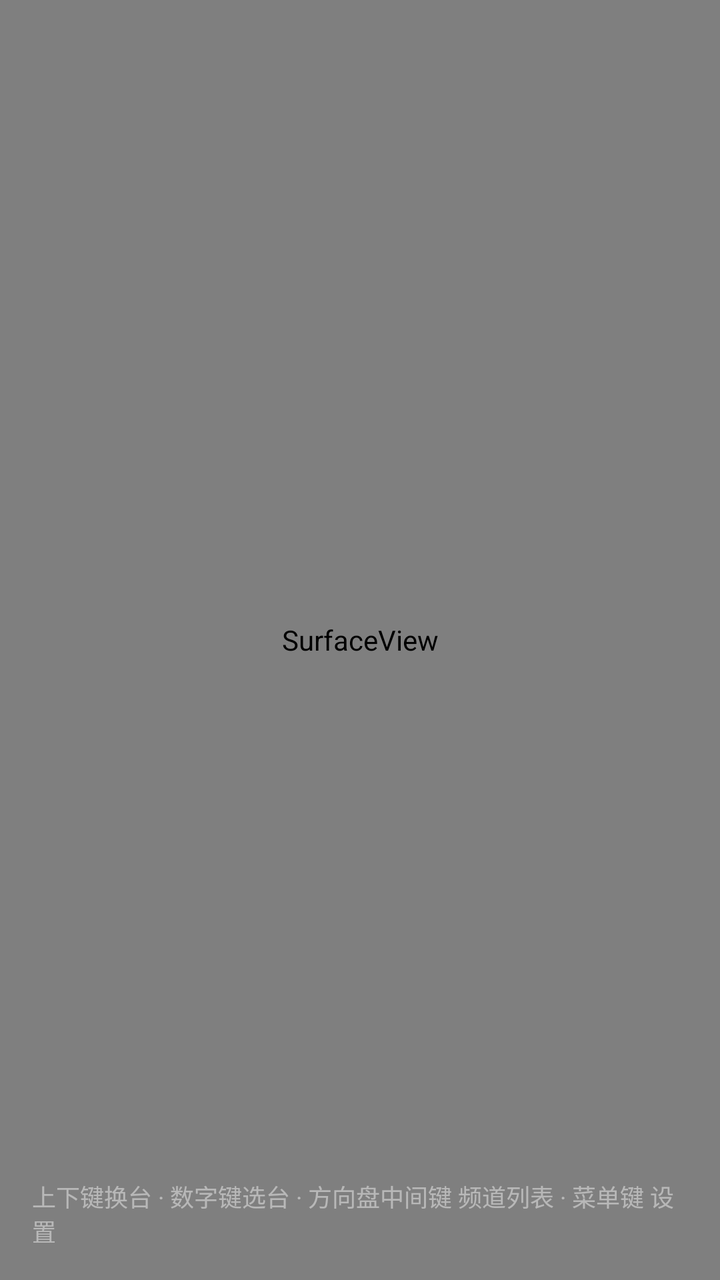
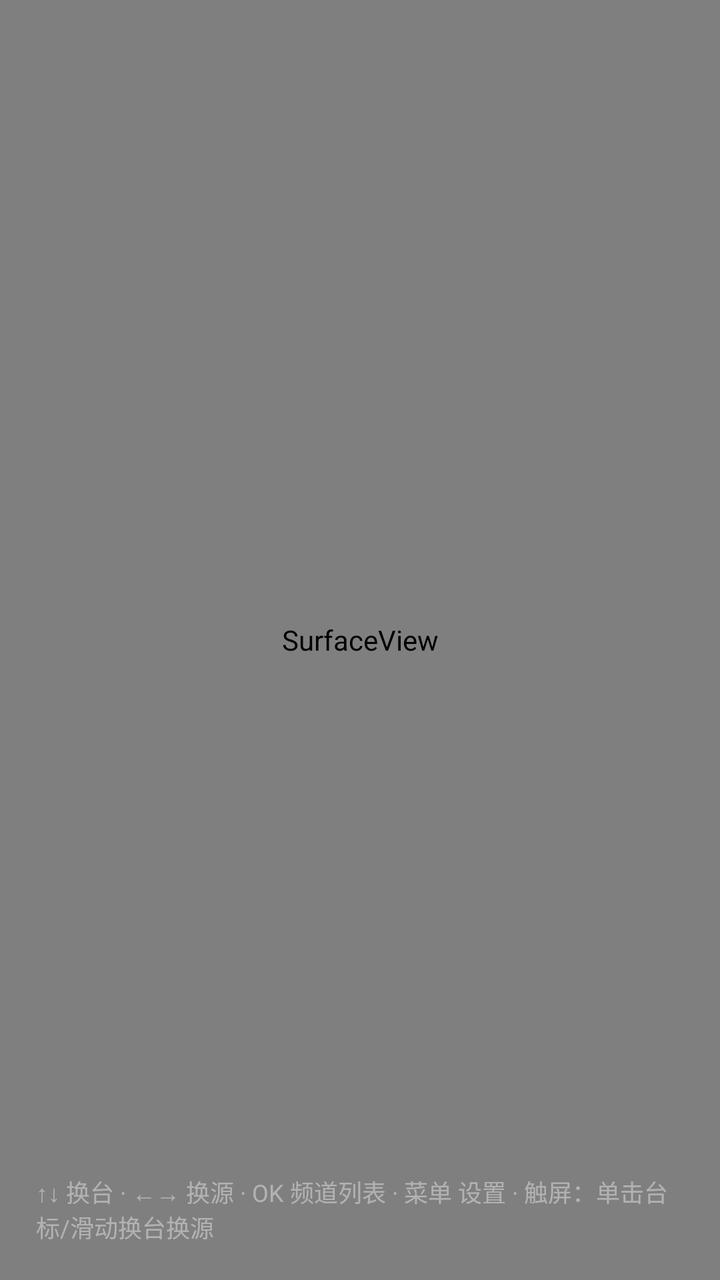

Before-and-after screenshots of an Android layout around one commit, followed by the original layout XML and the change that was made.
<!-- AndroidManifest.xml: application theme AppTheme -->
<!-- res/layout/activity_main.xml -->
<?xml version="1.0" encoding="utf-8"?>
<FrameLayout xmlns:android="http://schemas.android.com/apk/res/android"
    android:layout_width="match_parent"
    android:layout_height="match_parent"
    android:background="@color/bg">

    <SurfaceView
        android:id="@+id/surface"
        android:layout_width="match_parent"
        android:layout_height="match_parent" />

    
    <LinearLayout
        android:id="@+id/statePanel"
        android:layout_width="match_parent"
        android:layout_height="match_parent"
        android:gravity="center"
        android:orientation="vertical"
        android:padding="48dp">

        <TextView
            android:id="@+id/stateText"
            android:layout_width="wrap_content"
            android:layout_height="wrap_content"
            android:gravity="center"
            android:lineSpacingExtra="6dp"
            android:textColor="@color/text_secondary"
            android:textSize="18sp" />
    </LinearLayout>

    
    <LinearLayout
        android:id="@+id/osdPanel"
        android:layout_width="wrap_content"
        android:layout_height="wrap_content"
        android:layout_gravity="top|start"
        android:layout_margin="24dp"
        android:background="@drawable/bg_osd"
        android:gravity="center_vertical"
        android:orientation="horizontal"
        android:paddingStart="18dp"
        android:paddingTop="12dp"
        android:paddingEnd="22dp"
        android:paddingBottom="12dp"
        android:visibility="gone">

        <TextView
            android:id="@+id/osdNumber"
            android:layout_width="wrap_content"
            android:layout_height="wrap_content"
            android:layout_marginEnd="14dp"
            android:textColor="@color/accent"
            android:textSize="30sp"
            android:textStyle="bold" />

        <LinearLayout
            android:layout_width="wrap_content"
            android:layout_height="wrap_content"
            android:orientation="vertical">

            <TextView
                android:id="@+id/osdName"
                android:layout_width="wrap_content"
                android:layout_height="wrap_content"
                android:textColor="@color/text_primary"
                android:textSize="20sp"
                android:textStyle="bold" />

            <TextView
                android:id="@+id/osdUrl"
                android:layout_width="wrap_content"
                android:layout_height="wrap_content"
                android:layout_marginTop="2dp"
                android:ellipsize="middle"
                android:maxLines="1"
                android:textColor="@color/text_secondary"
                android:textSize="12sp" />
        </LinearLayout>
    </LinearLayout>

    
    <TextView
        android:id="@+id/toastText"
        android:layout_width="wrap_content"
        android:layout_height="wrap_content"
        android:layout_gravity="center_horizontal|bottom"
        android:layout_marginBottom="72dp"
        android:background="@drawable/bg_osd"
        android:paddingStart="20dp"
        android:paddingTop="12dp"
        android:paddingEnd="20dp"
        android:paddingBottom="12dp"
        android:textColor="@color/text_primary"
        android:textSize="16sp"
        android:visibility="gone" />

    
    <TextView
        android:id="@+id/keyHint"
        android:layout_width="wrap_content"
        android:layout_height="wrap_content"
        android:layout_gravity="bottom|start"
        android:layout_margin="16dp"
        android:alpha="0.45"
        android:text="@string/key_hint"
        android:textColor="@color/text_primary"
        android:textSize="12sp" />
</FrameLayout>
<!-- resources referenced by this layout -->
<resources>
  <color name="bg">#FF0B0F14</color>
  <!-- drawable bg_osd (drawable) -->
  <?xml version="1.0" encoding="utf-8"?>
  <shape xmlns:android="http://schemas.android.com/apk/res/android"
      android:shape="rectangle">
      <solid android:color="@color/osd_bg" />
      <corners android:radius="8dp" />
  </shape>
  <string name="key_hint">上下键换台 · 数字键选台 · 方向盘中间键 频道列表 · 菜单键 设置</string>
  <style name="AppTheme" parent="@android:style/Theme.DeviceDefault.NoActionBar.Fullscreen">
          <item name="android:windowBackground">@color/bg</item>
          <item name="android:windowNoTitle">true</item>
      </style>
  <color name="osd_bg">#CC000000</color>
  <!-- unchanged entries left out for length: 3 -->
</resources>

<!-- the commit's change to res/layout/activity_main.xml (unified diff, before → after) -->
@@ -4,29 +4,20 @@
     android:layout_height="match_parent"
     android:background="@color/bg">
 
+    
     <SurfaceView
         android:id="@+id/surface"
         android:layout_width="match_parent"
         android:layout_height="match_parent" />
 
     
-    <LinearLayout
-        android:id="@+id/statePanel"
+    <View
+        android:id="@+id/touchLayer"
         android:layout_width="match_parent"
         android:layout_height="match_parent"
-        android:gravity="center"
-        android:orientation="vertical"
-        android:padding="48dp">
-
-        <TextView
-            android:id="@+id/stateText"
-            android:layout_width="wrap_content"
-            android:layout_height="wrap_content"
-            android:gravity="center"
-            android:lineSpacingExtra="6dp"
-            android:textColor="@color/text_secondary"
-            android:textSize="18sp" />
-    </LinearLayout>
+        android:clickable="true"
+        android:focusable="true"
+        android:background="@android:color/transparent" />
 
     
     <LinearLayout
@@ -38,44 +29,161 @@
         android:background="@drawable/bg_osd"
         android:gravity="center_vertical"
         android:orientation="horizontal"
-        android:paddingStart="18dp"
-        android:paddingTop="12dp"
-        android:paddingEnd="22dp"
-        android:paddingBottom="12dp"
+        android:paddingStart="16dp"
+        android:paddingTop="14dp"
+        android:paddingEnd="26dp"
+        android:paddingBottom="14dp"
         android:visibility="gone">
 
         <TextView
             android:id="@+id/osdNumber"
             android:layout_width="wrap_content"
             android:layout_height="wrap_content"
-            android:layout_marginEnd="14dp"
-            android:textColor="@color/accent"
-            android:textSize="30sp"
-            android:textStyle="bold" />
+            android:layout_marginEnd="16dp"
+            android:background="@drawable/bg_channel_num"
+            android:gravity="center"
+            android:minWidth="56dp"
+            android:paddingStart="10dp"
+            android:paddingTop="6dp"
+            android:paddingEnd="10dp"
+            android:paddingBottom="6dp"
+            style="@style/OsdNumber" />
 
         <LinearLayout
             android:layout_width="wrap_content"
             android:layout_height="wrap_content"
             android:orientation="vertical">
 
-            <TextView
-                android:id="@+id/osdName"
+            <LinearLayout
                 android:layout_width="wrap_content"
                 android:layout_height="wrap_content"
-                android:textColor="@color/text_primary"
-                android:textSize="20sp"
-                android:textStyle="bold" />
+                android:gravity="center_vertical"
+                android:orientation="horizontal">
+
+                <TextView
+                    android:id="@+id/osdName"
+                    android:layout_width="wrap_content"
+                    android:layout_height="wrap_content"
+                    style="@style/OsdName" />
+
+                <TextView
+                    android:id="@+id/osdGroup"
+                    android:layout_width="wrap_content"
+                    android:layout_height="wrap_content"
+                    android:layout_marginStart="12dp"
+                    android:background="@drawable/bg_group_header"
+                    android:paddingStart="10dp"
+                    android:paddingTop="3dp"
+                    android:paddingEnd="10dp"
+                    android:paddingBottom="3dp"
+                    style="@style/OsdGroup" />
+
+                
+                <LinearLayout
+                    android:layout_width="wrap_content"
+                    android:layout_height="wrap_content"
+                    android:layout_marginStart="20dp"
+                    android:gravity="center_vertical"
+                    android:orientation="horizontal">
+
+                    <TextView
+                        android:id="@+id/infoResolution"
+                        android:layout_width="wrap_content"
+                        android:layout_height="wrap_content"
+                        android:layout_marginEnd="12dp"
+                        android:background="@drawable/bg_group_header"
+                        android:paddingStart="10dp"
+                        android:paddingTop="3dp"
+                        android:paddingEnd="10dp"
+                        android:paddingBottom="3dp"
+                        android:textColor="@color/text_secondary"
+                        android:textSize="12sp" />
+
+                    <TextView
+                        android:id="@+id/clockText"
+                        android:layout_width="wrap_content"
+                        android:layout_height="wrap_content"
+                        style="@style/ClockText" />
+                </LinearLayout>
+            </LinearLayout>
 
             <TextView
                 android:id="@+id/osdUrl"
                 android:layout_width="wrap_content"
                 android:layout_height="wrap_content"
-                android:layout_marginTop="2dp"
-                android:ellipsize="middle"
-                android:maxLines="1"
-                android:textColor="@color/text_secondary"
-                android:textSize="12sp" />
+                android:layout_marginTop="5dp"
+                style="@style/OsdUrl" />
         </LinearLayout>
+    </LinearLayout>
+
+    
+    <LinearLayout
+        android:id="@+id/statePanel"
+        android:layout_width="match_parent"
+        android:layout_height="match_parent"
+        android:background="@color/bg"
+        android:clickable="false"
+        android:focusable="false"
+        android:gravity="center"
+        android:orientation="vertical"
+        android:padding="48dp"
+        android:visibility="gone">
+
+        <ProgressBar
+            android:id="@+id/stateSpinner"
+            android:layout_width="56dp"
+            android:layout_height="56dp"
+            android:indeterminate="true"
+            android:indeterminateTint="@color/accent" />
+
+        <TextView
+            android:id="@+id/stateText"
+            android:layout_width="wrap_content"
+            android:layout_height="wrap_content"
+            android:layout_marginTop="24dp"
+            style="@style/StateText" />
+    </LinearLayout>
+
+    
+    <LinearLayout
+        android:id="@+id/volumePanel"
+        android:layout_width="wrap_content"
+        android:layout_height="wrap_content"
+        android:layout_gravity="center_horizontal|bottom"
+        android:layout_marginBottom="44dp"
+        android:background="@drawable/bg_osd"
+        android:gravity="center_vertical"
+        android:orientation="horizontal"
+        android:paddingStart="18dp"
+        android:paddingTop="10dp"
+        android:paddingEnd="18dp"
+        android:paddingBottom="10dp"
+        android:visibility="gone">
+
+        <TextView
+            android:layout_width="wrap_content"
+            android:layout_height="wrap_content"
+            android:text="音量"
+            android:textColor="@color/text_secondary"
+            android:textSize="14sp" />
+
+        <ProgressBar
+            android:id="@+id/volumeBar"
+            style="@android:style/Widget.ProgressBar.Horizontal"
+            android:layout_width="220dp"
+            android:layout_height="wrap_content"
+            android:layout_marginStart="14dp"
+            android:layout_marginEnd="14dp"
+            android:max="100"
+            android:progressDrawable="@drawable/selector_volume" />
+
+        <TextView
+            android:id="@+id/volumeText"
+            android:layout_width="wrap_content"
+            android:layout_height="wrap_content"
+            android:textColor="@color/accent"
+            android:textSize="15sp"
+            android:textStyle="bold" />
     </LinearLayout>
 
     
@@ -84,14 +192,13 @@
         android:layout_width="wrap_content"
         android:layout_height="wrap_content"
         android:layout_gravity="center_horizontal|bottom"
-        android:layout_marginBottom="72dp"
+        android:layout_marginBottom="36dp"
         android:background="@drawable/bg_osd"
-        android:paddingStart="20dp"
+        android:paddingStart="22dp"
         android:paddingTop="12dp"
-        android:paddingEnd="20dp"
+        android:paddingEnd="22dp"
         android:paddingBottom="12dp"
-        android:textColor="@color/text_primary"
-        android:textSize="16sp"
+        style="@style/ToastText"
         android:visibility="gone" />
 
     
@@ -99,10 +206,215 @@
         android:id="@+id/keyHint"
         android:layout_width="wrap_content"
         android:layout_height="wrap_content"
-        android:layout_gravity="bottom|start"
-        android:layout_margin="16dp"
-        android:alpha="0.45"
+        android:layout_gravity="bottom|end"
+        android:layout_margin="18dp"
+        android:clickable="false"
+        android:focusable="false"
         android:text="@string/key_hint"
-        android:textColor="@color/text_primary"
-        android:textSize="12sp" />
+        style="@style/KeyHint" />
+
+    
+    <RelativeLayout
+        android:id="@+id/channelPanel"
+        android:layout_width="match_parent"
+        android:layout_height="match_parent"
+        android:background="@color/scrim"
+        android:visibility="gone">
+
+        
+        <LinearLayout
+            android:id="@+id/channelPanelContent"
+            android:layout_width="660dp"
+            android:layout_height="match_parent"
+            android:layout_alignParentStart="true"
+            android:background="@drawable/bg_panel"
+            android:clickable="true"
+            android:focusable="true"
+            android:orientation="vertical">
+
+            
+            <LinearLayout
+                android:id="@+id/channelPanelHeader"
+                android:layout_width="match_parent"
+                android:layout_height="64dp"
+                android:background="@color/group_header_bg"
+                android:gravity="center_vertical"
+                android:orientation="horizontal"
+                android:paddingStart="24dp"
+                android:paddingEnd="24dp">
+
+                <TextView
+                    android:id="@+id/channelPanelTitle"
+                    android:layout_width="0dp"
+                    android:layout_height="wrap_content"
+                    android:layout_weight="1"
+                    android:text="@string/channel_list_title"
+                    android:textColor="@color/text_primary"
+                    android:textSize="18sp"
+                    android:textStyle="bold" />
+
+                <TextView
+                    android:id="@+id/channelCount"
+                    android:layout_width="wrap_content"
+                    android:layout_height="wrap_content"
+                    android:textColor="@color/text_tertiary"
+                    android:textSize="14sp" />
+            </LinearLayout>
+
+            
+            <LinearLayout
+                android:layout_width="match_parent"
+                android:layout_height="0dp"
+                android:layout_weight="1"
+                android:orientation="horizontal">
+
+                
+                <LinearLayout
+                    android:id="@+id/categoryColumn"
+                    android:layout_width="230dp"
+                    android:layout_height="match_parent"
+                    android:background="@color/panel_bg"
+                    android:orientation="vertical">
+
+                    <TextView
+                        android:id="@+id/categoryHeader"
+                        android:layout_width="match_parent"
+                        android:layout_height="wrap_content"
+                        android:background="@color/group_header_bg"
+                        android:paddingStart="18dp"
+                        android:paddingTop="10dp"
+                        android:paddingEnd="18dp"
+                        android:paddingBottom="10dp"
+                        android:text="@string/category_title"
+                        android:textColor="@color/group_header_fg"
+                        android:textSize="13sp"
+                        android:textStyle="bold" />
+
+                    <ListView
+                        android:id="@+id/categoryList"
+                        android:layout_width="match_parent"
+                        android:layout_height="0dp"
+                        android:layout_weight="1"
+                        android:divider="@color/item_divider"
+                        android:dividerHeight="1dp"
+                        android:listSelector="@android:color/transparent"
+                        android:overScrollMode="never"
+                        android:scrollbars="none" />
+                </LinearLayout>
+
+                
+                <View
+                    android:layout_width="2dp"
+                    android:layout_height="match_parent"
+                    android:background="@color/panel_border" />
+
+                
+                <LinearLayout
+                    android:layout_width="0dp"
+                    android:layout_height="match_parent"
+                    android:layout_weight="1"
+                    android:orientation="vertical">
+
+                    <TextView
+                        android:id="@+id/categoryCurrent"
+                        android:layout_width="match_parent"
+                        android:layout_height="wrap_content"
+                        android:background="@color/group_header_bg"
+                        android:paddingStart="18dp"
+                        android:paddingTop="10dp"
+                        android:paddingEnd="18dp"
+                        android:paddingBottom="10dp"
+                        android:textColor="@color/group_header_fg"
+                        android:textSize="13sp"
+                        android:textStyle="bold" />
+
+                    <ListView
+                        android:id="@+id/channelList"
+                        android:layout_width="match_parent"
+                        android:layout_height="0dp"
+                        android:layout_weight="1"
+                        android:divider="@color/item_divider"
+                        android:dividerHeight="1dp"
+                        android:listSelector="@android:color/transparent"
+                        android:overScrollMode="never"
+                        android:scrollbars="none" />
+                </LinearLayout>
+            </LinearLayout>
+        </LinearLayout>
+    </RelativeLayout>
+
+    
+    <RelativeLayout
+        android:id="@+id/settingsPanel"
+        android:layout_width="match_parent"
+        android:layout_height="match_parent"
+        android:background="@color/scrim"
+        android:visibility="gone">
+
+        <LinearLayout
+            android:id="@+id/settingsPanelContent"
+            android:layout_width="420dp"
+            android:layout_height="match_parent"
+            android:layout_alignParentEnd="true"
+            android:background="@drawable/bg_panel"
+            android:clickable="true"
+            android:focusable="true"
+            android:orientation="vertical">
+
+            
+            <LinearLayout
+                android:id="@+id/settingsPanelHeader"
+                android:layout_width="match_parent"
+                android:layout_height="64dp"
+                android:background="@color/group_header_bg"
+                android:gravity="center_vertical"
+                android:orientation="horizontal"
+                android:paddingStart="24dp"
+                android:paddingEnd="24dp">
+
+                <View
+                    android:layout_width="10dp"
+                    android:layout_height="10dp"
+                    android:background="@drawable/bg_accent_dot" />
+
+                <TextView
+                    android:id="@+id/settingsTitleText"
+                    android:layout_width="wrap_content"
+                    android:layout_height="wrap_content"
+                    android:layout_marginStart="10dp"
+                    android:text="@string/settings_title"
+                    android:textColor="@color/text_primary"
+                    android:textSize="18sp"
+                    android:textStyle="bold" />
+            </LinearLayout>
+
+            
+            <ListView
+                android:id="@+id/settingsList"
+                android:layout_width="match_parent"
+                android:layout_height="0dp"
+                android:layout_weight="1"
+                android:divider="@color/item_divider"
+                android:dividerHeight="1dp"
+                android:listSelector="@android:color/transparent"
+                android:overScrollMode="never"
+                android:scrollbars="none" />
+
+            
+            <FrameLayout
+                android:id="@+id/helpContainer"
+                android:layout_width="match_parent"
+                android:layout_height="0dp"
+                android:layout_weight="1"
+                android:visibility="gone" />
+        </LinearLayout>
+    </RelativeLayout>
+
+    
+    <FrameLayout
+        android:id="@+id/importOverlay"
+        android:layout_width="match_parent"
+        android:layout_height="match_parent"
+        android:background="@color/scrim"
+        android:visibility="gone" />
 </FrameLayout>
<!-- resource entries referenced after the edit -->
@@ -1,19 +1,149 @@
 <!-- resources referenced by this layout -->
 <resources>
-  <color name="bg">#FF0B0F14</color>
-  <!-- drawable bg_osd (drawable) -->
+  <color name="bg">#FF0B0F16</color>
+  <color name="group_header_bg">#FF1A222E</color>
+  <color name="group_header_fg">#FF00DAC5</color>
+  <color name="item_divider">#14FFFFFF</color>
+  <color name="panel_bg">#F012161E</color>
+  <color name="panel_border">#FF232C3A</color>
+  <color name="scrim">#99000000</color>
+  <color name="text_tertiary">#66FFFFFF</color>
+  <!-- drawable bg_accent_dot (drawable) -->
+  <?xml version="1.0" encoding="utf-8"?>
+  <shape xmlns:android="http://schemas.android.com/apk/res/android"
+      android:shape="oval">
+      <solid android:color="@color/accent" />
+  </shape>
+  <!-- drawable bg_channel_num (drawable) -->
   <?xml version="1.0" encoding="utf-8"?>
   <shape xmlns:android="http://schemas.android.com/apk/res/android"
       android:shape="rectangle">
-      <solid android:color="@color/osd_bg" />
-      <corners android:radius="8dp" />
+      <corners android:radius="10dp" />
+      <solid android:color="@color/channel_num_bg" />
+      <stroke android:width="1.5dp" android:color="@color/accent_dim" />
   </shape>
-  <string name="key_hint">上下键换台 · 数字键选台 · 方向盘中间键 频道列表 · 菜单键 设置</string>
+  <!-- drawable bg_group_header (drawable) -->
+  <?xml version="1.0" encoding="utf-8"?>
+  <shape xmlns:android="http://schemas.android.com/apk/res/android"
+      android:shape="rectangle">
+      <solid android:color="@color/group_header_bg" />
+  </shape>
+  <!-- drawable bg_osd (drawable) -->
+  <?xml version="1.0" encoding="utf-8"?>
+  <layer-list xmlns:android="http://schemas.android.com/apk/res/android">
+      
+      <item>
+          <shape android:shape="rectangle">
+              <corners android:radius="14dp" />
+              <solid android:color="@color/accent" />
+          </shape>
+      </item>
+      <item android:left="5dp">
+          <shape android:shape="rectangle">
+              <corners android:radius="14dp" />
+              <solid android:color="@color/osd_bg" />
+              <stroke android:width="1dp" android:color="@color/panel_border" />
+          </shape>
+      </item>
+  </layer-list>
+  <!-- drawable bg_panel (drawable) -->
+  <?xml version="1.0" encoding="utf-8"?>
+  <layer-list xmlns:android="http://schemas.android.com/apk/res/android">
+      <item>
+          <shape android:shape="rectangle">
+              <solid android:color="@color/panel_bg" />
+          </shape>
+      </item>
+      <item android:left="2dp">
+          <shape android:shape="rectangle">
+              <solid android:color="@color/panel_border" />
+          </shape>
+      </item>
+  </layer-list>
+  <!-- drawable selector_volume (drawable) -->
+  <?xml version="1.0" encoding="utf-8"?>
+  <layer-list xmlns:android="http://schemas.android.com/apk/res/android">
+      <item android:id="@android:id/background">
+          <shape android:shape="rectangle">
+              <corners android:radius="4dp" />
+              <solid android:color="@color/volume_track" />
+              <size android:height="8dp" />
+          </shape>
+      </item>
+      <item android:id="@android:id/progress">
+          <clip>
+              <shape android:shape="rectangle">
+                  <corners android:radius="4dp" />
+                  <gradient
+                      android:angle="0"
+                      android:startColor="@color/accent_dark"
+                      android:endColor="@color/accent" />
+                  <size android:height="8dp" />
+              </shape>
+          </clip>
+      </item>
+  </layer-list>
+  <string name="category_title">分类</string>
+  <string name="channel_list_title">频道列表</string>
+  <string name="key_hint">↑↓ 换台 · ←→ 换源 · OK 频道列表 · 菜单 设置 · 触屏：单击台标/滑动换台换源</string>
+  <string name="settings_title">设置</string>
+  <style name="ClockText">
+          <item name="android:textColor">@color/text_secondary</item>
+          <item name="android:textSize">15sp</item>
+          <item name="android:fontFamily">sans-serif-medium</item>
+      </style>
+  <style name="KeyHint">
+          <item name="android:textColor">@color/text_primary</item>
+          <item name="android:textSize">12sp</item>
+          <item name="android:alpha">0.4</item>
+      </style>
+  <style name="OsdGroup">
+          <item name="android:textColor">@color/accent</item>
+          <item name="android:textSize">13sp</item>
+          <item name="android:maxLines">1</item>
+          <item name="android:ellipsize">end</item>
+      </style>
+  <style name="OsdName">
+          <item name="android:textColor">@color/text_primary</item>
+          <item name="android:textSize">24sp</item>
+          <item name="android:textStyle">bold</item>
+          <item name="android:maxLines">1</item>
+          <item name="android:ellipsize">end</item>
+      </style>
+  <style name="OsdNumber">
+          <item name="android:textColor">@color/channel_num_fg</item>
+          <item name="android:textSize">34sp</item>
+          <item name="android:textStyle">bold</item>
+          <item name="android:fontFamily">sans-serif-condensed</item>
+      </style>
+  <style name="OsdUrl">
+          <item name="android:textColor">@color/text_tertiary</item>
+          <item name="android:textSize">12sp</item>
+          <item name="android:maxLines">1</item>
+          <item name="android:ellipsize">middle</item>
+      </style>
+  <style name="StateText">
+          <item name="android:textColor">@color/text_secondary</item>
+          <item name="android:textSize">17sp</item>
+          <item name="android:gravity">center</item>
+          <item name="android:lineSpacingExtra">6dp</item>
+      </style>
+  <style name="ToastText">
+          <item name="android:textColor">@color/text_primary</item>
+          <item name="android:textSize">16sp</item>
+          <item name="android:gravity">center</item>
+      </style>
   <style name="AppTheme" parent="@android:style/Theme.DeviceDefault.NoActionBar.Fullscreen">
           <item name="android:windowBackground">@color/bg</item>
           <item name="android:windowNoTitle">true</item>
+          <item name="android:colorAccent">@color/accent</item>
       </style>
-  <color name="osd_bg">#CC000000</color>
+  <color name="channel_num_bg">#FF1B2431</color>
+  <color name="accent_dim">#4D00DAC5</color>
+  <color name="osd_bg">#E6100F14</color>
+  <color name="volume_track">#4DFFFFFF</color>
+  <color name="accent_dark">#FF00A89A</color>
+  <color name="channel_num_fg">#FF00DAC5</color>
   <!-- unchanged entries left out for length: 3 -->
 </resources>
 
